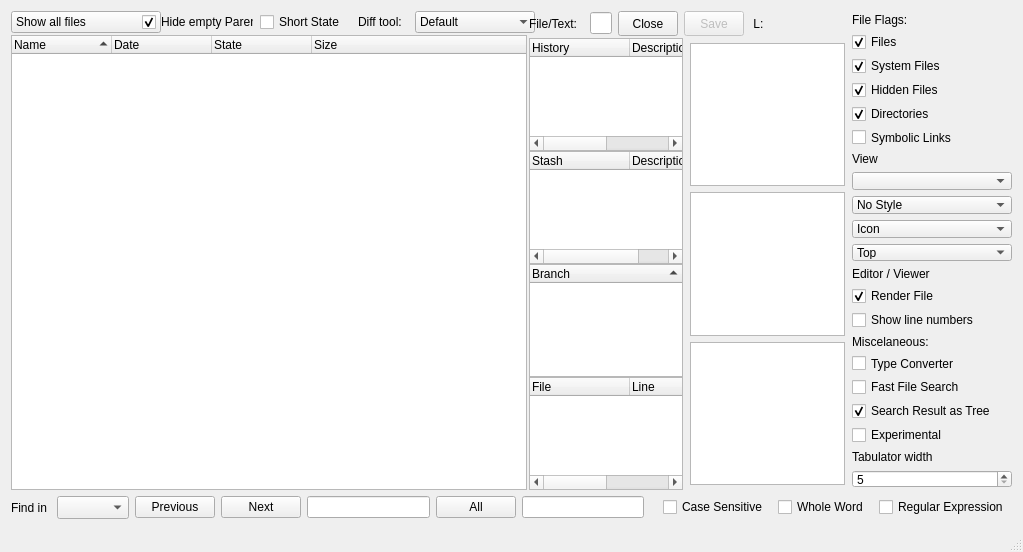
Before: the Qt Designer form source/mainwindow.ui in Rolloke/GUI-Apps, drawn with Qt 5.
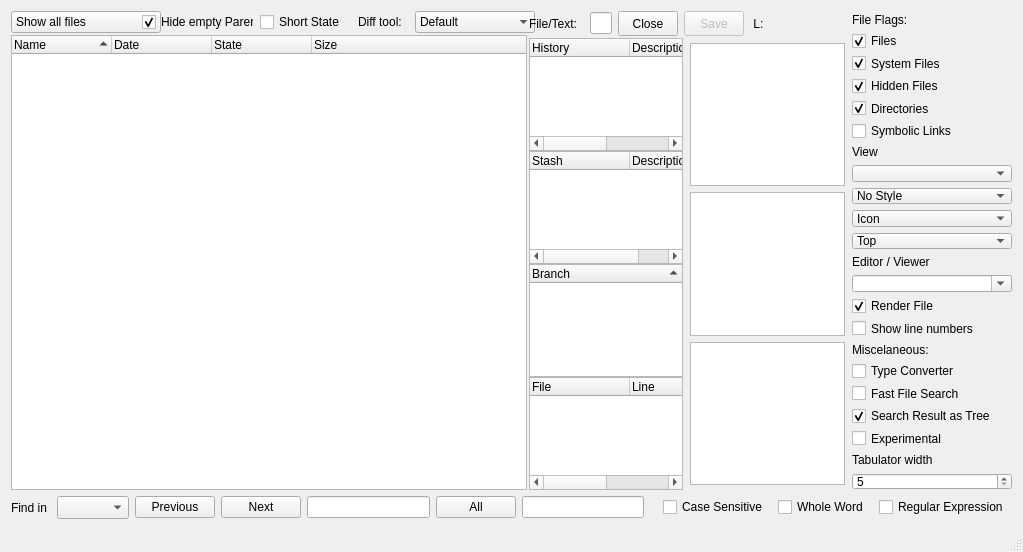
After: the same form once the commit is applied. Icons and pictures are not drawn. Custom widgets are drawn as their Qt base class.

The edit to the form file:
```diff
--- a/source/mainwindow.ui
+++ b/source/mainwindow.ui
@@ -783,6 +783,25 @@
           </property>
          </widget>
         </item>
+        <item>
+         <widget class="QComboBox" name="comboTextCodex">
+          <property name="maximumSize">
+           <size>
+            <width>200</width>
+            <height>16777215</height>
+           </size>
+          </property>
+          <property name="toolTip">
+           <string>Select codec for text file</string>
+          </property>
+          <property name="editable">
+           <bool>true</bool>
+          </property>
+          <property name="maxVisibleItems">
+           <number>20</number>
+          </property>
+         </widget>
+        </item>
         <item>
          <widget class="QCheckBox" name="ckRenderGraphicFile">
           <property name="toolTip">
```
